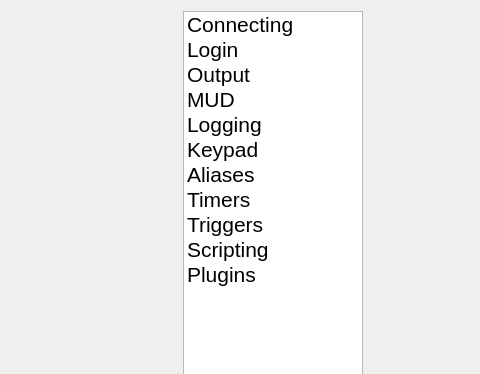
Qt form smushclient-qt/cpp/ui/worlddetails/worlddetails.ui (jnbooth/smushclient) before a commit; both pictures show x 127 to 607 and y 0 to 374 of the 800 by 600 pixel window.
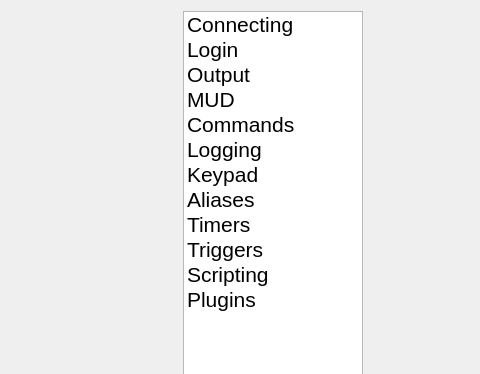
The same form after that commit. Icons and pictures are not drawn.

What changed in the file:
```diff
--- a/smushclient-qt/cpp/ui/worlddetails/worlddetails.ui
+++ b/smushclient-qt/cpp/ui/worlddetails/worlddetails.ui
@@ -107,6 +107,15 @@
          <set>ItemIsSelectable|ItemIsEnabled</set>
         </property>
        </item>
+       <item>
+        <property name="text">
+         <string>Commands</string>
+        </property>
+        <property name="icon">
+         <iconset resource="../../../resources/resources.qrc">
+          <normaloff>:/icons/world-details/commands.svg</normaloff>:/icons/world-details/commands.svg</iconset>
+        </property>
+       </item>
        <item>
         <property name="text">
          <string>Logging</string>
```
